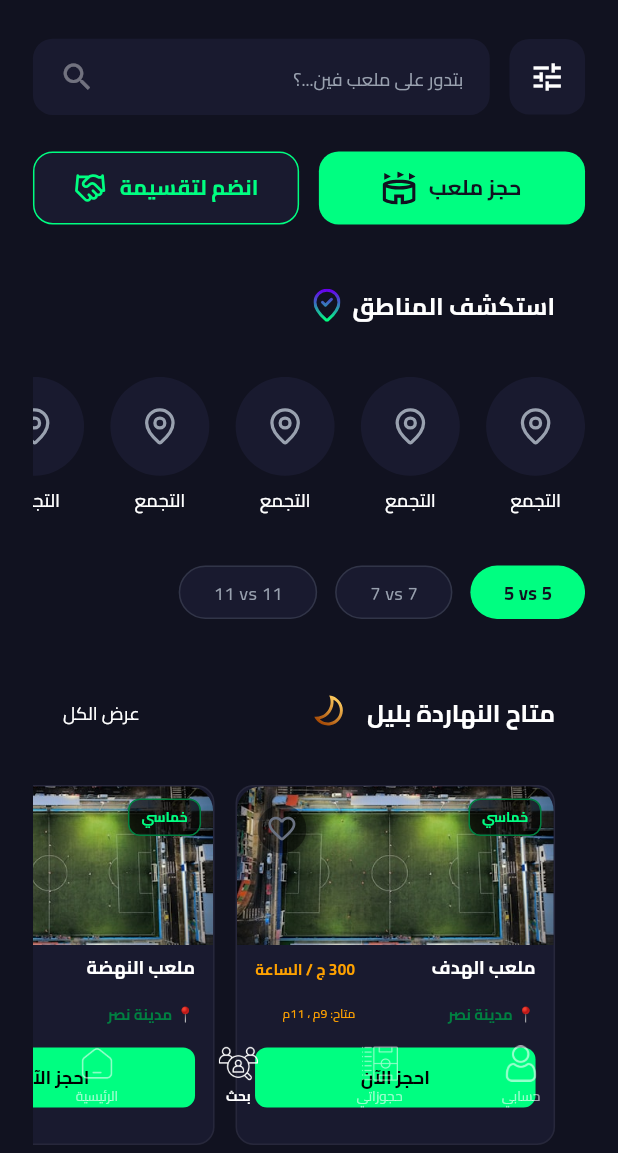
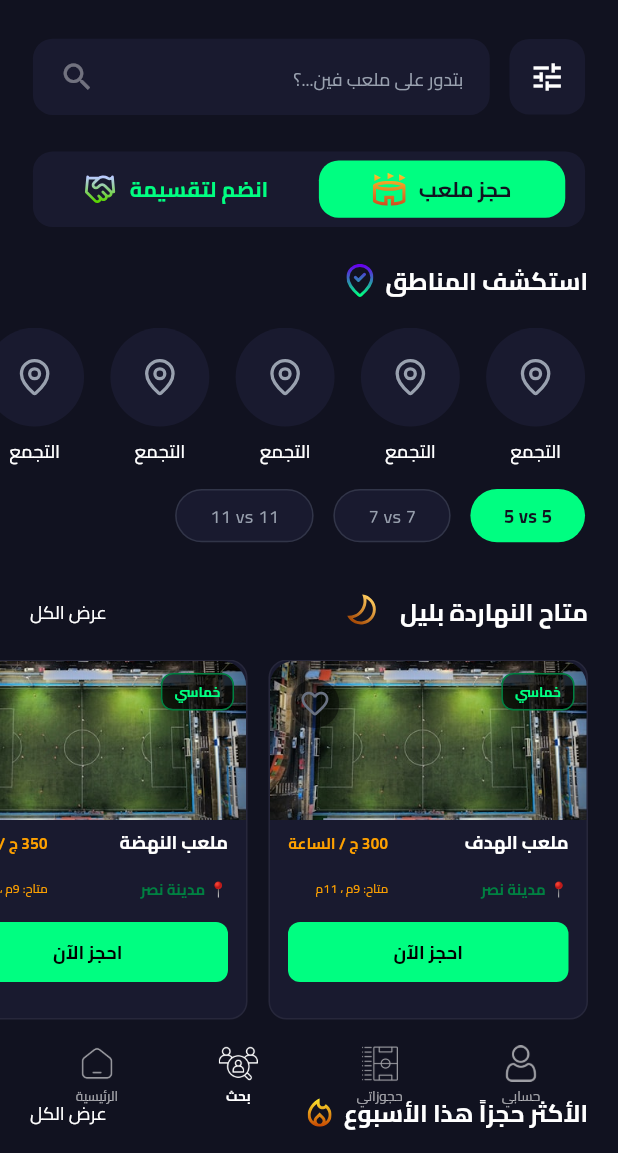
Before and after one commit to ahmedabdelkrim125/YALLA-KORA, a Flutter app: the screen it shows after launch, item 2 of the bottom bar chosen, on a phone screen of 412 x 824 dp, the part 83-1236 px from its top. Run offline on Flutter 3.47's test engine with Material 3 defaults, Android fonts, the phone set to English and light mode, and no system bars; our stand-ins replace dio, flutter_bloc, flutter_riverpod, flutter_screenutil, flutter_svg, freezed_annotation and 4 more; missing offline and left inert: liquid_glass_renderer, phone_form_field; generated files the repository leaves out were written again.

Commit message:
feat: refactor search screen UI and styling
Core Changes:
- Updated `SearchActionButtons` with a container background and responsive padding.
- Refined spacing and layout in `BookingBody` and `JoinMatchBody` for a more compact design.
- Added responsive horizontal padding to `FieldTypeSelector` and `ExploreAreasList`.
- Simplified `ActionButtonItem` styling by removing borders and adjusting background colors.

UI/UX Improvements:
- Optimized vertical spacing between sections in the search flow.
- Improved responsiveness using `responsivePadding` and `r(context)` extensions.
- Updated `AnimatedSwitcher` in `SearchScreen` to remove redundant horizontal padding.

```diff
--- a/lib/features/search/ui/search_screen.dart
+++ b/lib/features/search/ui/search_screen.dart
@@ -44,20 +44,17 @@
                         });
                       },
                     ),
-                    verticalSpace(context, height: 24),
+                    verticalSpace(context, height: 6),
                   ],
                 ),
               ),
 
               Expanded(
-                child: Padding(
-                  padding: EdgeInsets.symmetric(horizontal: 20.w(context)),
-                  child: AnimatedSwitcher(
-                    duration: const Duration(milliseconds: 300),
-                    child: selectedIndex == 0
-                        ? const BookingBody(key: ValueKey(0))
-                        : const JoinMatchBody(key: ValueKey(1)),
-                  ),
+                child: AnimatedSwitcher(
+                  duration: const Duration(milliseconds: 300),
+                  child: selectedIndex == 0
+                      ? const BookingBody()
+                      : const JoinMatchBody(),
                 ),
               ),
             ],
--- a/lib/features/search/ui/widgets/JoinMatchBody.dart
+++ b/lib/features/search/ui/widgets/JoinMatchBody.dart
@@ -16,15 +16,14 @@
       child: Column(
         children: [
           const ExploreAreasList(),
-          verticalSpace(context, height: 24),
+          verticalSpace(context, height: 6),
           const FieldTypeSelector(),
-          verticalSpace(context, height: 32),
+          verticalSpace(context, height: 16),
 
           const SectionHeader(
             title: "كَمّل التقسيمة ",
             iconPath: Assets.handshakeIcon,
           ),
-          verticalSpace(context, height: 16),
 
           const JoinMatchList(),
 
--- a/lib/features/search/ui/widgets/action_button_item.dart
+++ b/lib/features/search/ui/widgets/action_button_item.dart
@@ -21,7 +21,7 @@
 
   @override
   Widget build(BuildContext context) {
-    final Color bg = isSelected ? AppColors.primaryGreen : AppColors.card2;
+    final Color? bg = isSelected ? AppColors.primaryGreen : null;
     final Color contentColor = isSelected ? AppColors.darkBackground : AppColors.primaryGreen;
 
     return Expanded(
@@ -29,11 +29,10 @@
         onTap: onTap,
         child: AnimatedContainer(
           duration: const Duration(milliseconds: 250),
-          height: 48.h(context),
+          padding: context.responsivePadding(vertical: 8),
           decoration: BoxDecoration(
             color: bg,
             borderRadius: BorderRadius.circular(12.r(context)),
-            border: !isSelected ? Border.all(color: AppColors.primaryGreen, width: 1) : null,
           ),
           child: Row(
             mainAxisAlignment: MainAxisAlignment.center,
@@ -46,7 +45,6 @@
               SvgPicture.asset(
                 icon,
                 width: 20.w(context),
-                colorFilter: ColorFilter.mode(contentColor, BlendMode.srcIn),
               ),
             ],
           ),
--- a/lib/features/search/ui/widgets/booking_body.dart
+++ b/lib/features/search/ui/widgets/booking_body.dart
@@ -45,16 +45,15 @@
         children: [
           const ExploreAreasList(),
 
-          verticalSpace(context, height: 24),
+          verticalSpace(context, height: 6),
           const FieldTypeSelector(),
 
-          verticalSpace(context, height: 32),
+          verticalSpace(context, height: 16),
 
           const SectionHeader(
             title: "متاح النهاردة بليل ",
             iconPath: Assets.nighticon,
           ),
-          verticalSpace(context, height: 16),
           FieldsCarousel(fields: _fields),
 
           verticalSpace(context, height: 32),
--- a/lib/features/search/ui/widgets/explore_areas_list.dart
+++ b/lib/features/search/ui/widgets/explore_areas_list.dart
@@ -19,12 +19,11 @@
           iconPath: Assets.nearLocationIcon,
           isViewAll: false,
         ),
-
-        verticalSpace(context, height: 16),
         SizedBox(
           height: 100.h(context),
           child: ListView.separated(
             scrollDirection: Axis.horizontal,
+            padding: context.responsivePadding(horizontal: 20),
             itemCount: 5,
             separatorBuilder: (context, index) =>
                 horizontalSpace(context, width: 16),
--- a/lib/features/search/ui/widgets/field_type_selector.dart
+++ b/lib/features/search/ui/widgets/field_type_selector.dart
@@ -1,4 +1,5 @@
 import 'package:flutter/material.dart';
+import 'package:yalla_kora/core/helper/spacing.dart';
 import 'package:yalla_kora/core/theme/app_colors.dart';
 import 'package:yalla_kora/core/theme/text_styles.dart';
 import 'package:yalla_kora/core/helper/responsive_extensions.dart';
@@ -14,12 +15,14 @@
 final List<String> fieldTypes = ["\u200E5 vs 5", "\u200E7 vs 7", "\u200E11 vs 11"];  int selectedIndex = 0;
   @override
   Widget build(BuildContext context) {
-    return SizedBox(
+    return Padding(
+      padding: context.responsivePadding(horizontal: 20),
+      child: SizedBox(
         height: 35.h(context),
         child: ListView.separated(
           scrollDirection: Axis.horizontal,
           itemCount: fieldTypes.length,
-        separatorBuilder: (context, index) => const SizedBox(width: 12),
+          separatorBuilder: (context, index) => horizontalSpace(context, width: 12),
           itemBuilder: (context, index) {
             bool isSelected = selectedIndex == index;
             return GestureDetector(
@@ -47,6 +50,7 @@
             );
           },
         ),
+      ),
     );
   }
 }
--- a/lib/features/search/ui/widgets/search_action_buttons.dart
+++ b/lib/features/search/ui/widgets/search_action_buttons.dart
@@ -1,6 +1,8 @@
 import 'package:flutter/material.dart';
 import 'package:yalla_kora/core/constants/app_images.dart';
+import 'package:yalla_kora/core/helper/responsive_extensions.dart';
 import 'package:yalla_kora/core/helper/spacing.dart';
+import 'package:yalla_kora/core/theme/app_colors.dart';
 import 'action_button_item.dart';
 
 class SearchActionButtons extends StatelessWidget {
@@ -15,7 +17,13 @@
 
   @override
   Widget build(BuildContext context) {
-    return Row(
+    return Container(
+      padding: context.responsivePadding(horizontal: 12, vertical: 6),
+      decoration: BoxDecoration(
+        color: AppColors.card2,
+        borderRadius: BorderRadius.circular(12.r(context)),
+      ),
+      child: Row(
         children: [
           ActionButtonItem(
             title: "حجز ملعب",
@@ -31,6 +39,7 @@
             onTap: () => onTabChanged(1),
           ),
         ],
+      ),
     );
   }
 }
```
Lines whose indentation alone changed are shown as unchanged.
